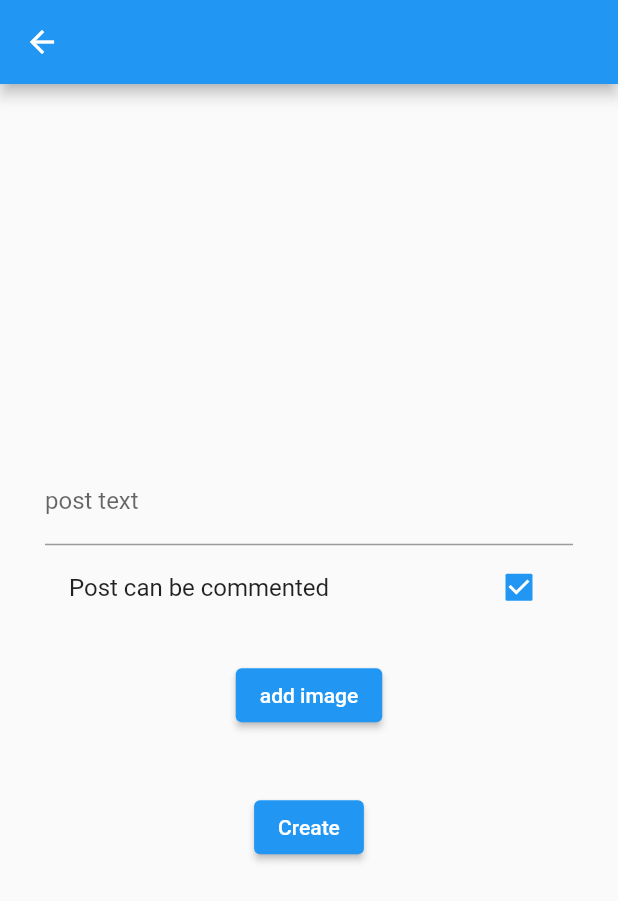
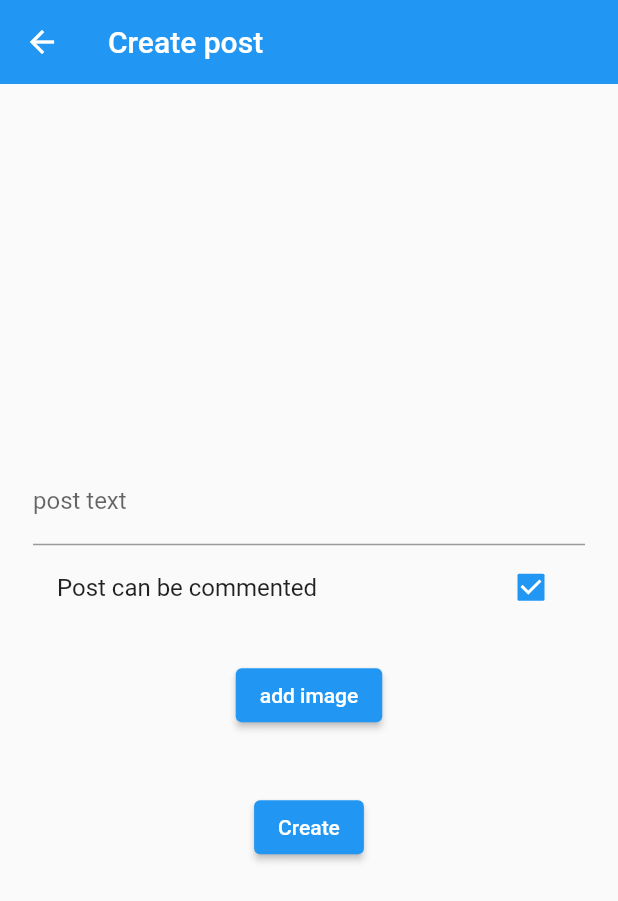
Before and after one commit to MihailUse/SocialNet-Mobile, a Flutter app: the CreatePostWidget screen opened directly, on a phone screen of 412 x 824 dp. Shown: the top 901 px of the screen. Run offline on Flutter 3.47's test engine with Material 2 defaults, Android fonts, the phone set to English and light mode, and no system bars; our stand-ins replace adaptive_theme, cached_network_image, camera, dio, file_picker, firebase_core and 6 more; accounts and stored records are empty; generated files the repository leaves out were written again; network calls fail; statements that could not run were skipped.

Commit message:
fixes
Signed-off-by: MihailUse <alkaevmih@gmail.com>

```diff
--- a/lib/domain/repository/api_repository.dart
+++ b/lib/domain/repository/api_repository.dart
@@ -38,7 +38,6 @@ class ApiRepository {
     return "${Config.apiBaseUrl}/api/Attach/GetPostAttach?postId=$postId&attachId=$attachId";
   }
 
-  // TODO: refactor this method
   QueuedInterceptorsWrapper _createApiInterceptor(Dio dio) {
     return QueuedInterceptorsWrapper(
       onRequest: (options, handler) async {
--- a/lib/ui/widgets/common/post_card_widget/post_card_widget.dart
+++ b/lib/ui/widgets/common/post_card_widget/post_card_widget.dart
@@ -64,7 +64,7 @@ class PostCardWidget extends StatelessWidget {
             PostHeaderWidget(post: post),
             if (post.text != null)
               Padding(
-                padding: const EdgeInsets.all(12.0),
+                padding: const EdgeInsets.symmetric(vertical: 12.0, horizontal: 16),
                 child: RichText(
                   text: generateRichText(),
                   textAlign: TextAlign.start,
--- a/lib/ui/widgets/common/post_card_widget/post_carousel_widget.dart
+++ b/lib/ui/widgets/common/post_card_widget/post_carousel_widget.dart
@@ -1,6 +1,7 @@
+import 'package:cached_network_image/cached_network_image.dart';
 import 'package:flutter/material.dart';
 import 'package:social_net/data/models/post_model.dart';
-import 'package:social_net/ui/widgets/common/post_card_widget/post_image_widget.dart';
+import 'package:social_net/domain/repository/api_repository.dart';
 import 'package:social_net/ui/widgets/common/post_card_widget/post_carousel_indicator_widget.dart';
 
 class PostCarouselWidget extends StatefulWidget {
@@ -32,7 +33,7 @@ class PostCarouselWidgetState extends State<PostCarouselWidget> {
             onPageChanged: onAttachPageChanged,
             itemCount: postAttaches.length,
             itemBuilder: (context, pageIndex) {
-              return PostImageWidget(postId: widget.post.id, attachId: postAttaches[pageIndex].id);
+              return CachedNetworkImage(imageUrl: ApiRepository.getPostAttachPath(widget.post.id, postAttaches[pageIndex].id));
             },
           ),
           if (postAttaches.length > 1)
--- a/lib/ui/widgets/tab_home/create_post_widget/create_post_widget.dart
+++ b/lib/ui/widgets/tab_home/create_post_widget/create_post_widget.dart
@@ -13,13 +13,18 @@ class CreatePostWidget extends StatelessWidget {
     final post = context.select((CreatePostViewModel value) => value.state);
 
     return Scaffold(
-      appBar: AppBar(),
-      body: SafeArea(
-        child: Padding(
-          padding: const EdgeInsets.all(30.0),
-          child: Center(
-            child: Form(
-              key: viewModel.formGlobalKey,
+      body: NestedScrollView(
+        floatHeaderSlivers: true,
+        headerSliverBuilder: (context, innerBoxIsScrolled) => [
+          const SliverAppBar(
+            title: Text("Create post"),
+          ),
+        ],
+        body: Center(
+          child: Form(
+            key: viewModel.formGlobalKey,
+            child: Padding(
+              padding: const EdgeInsets.all(22.0),
               child: Column(
                 mainAxisAlignment: MainAxisAlignment.center,
                 children: [
```
Also changed, not shown: lib/ui/widgets/common/comment_list_widget/comment_list_view_model.dart (+15 -0 lines), lib/ui/widgets/common/comment_list_widget/comment_list_widget.dart (+4 -4 lines), lib/ui/widgets/common/post_card_widget/post_image_widget.dart (deleted, +0 -15 lines), lib/ui/widgets/tab_profile/profile_widget/profile_view_model.dart (+4 -6 lines).
